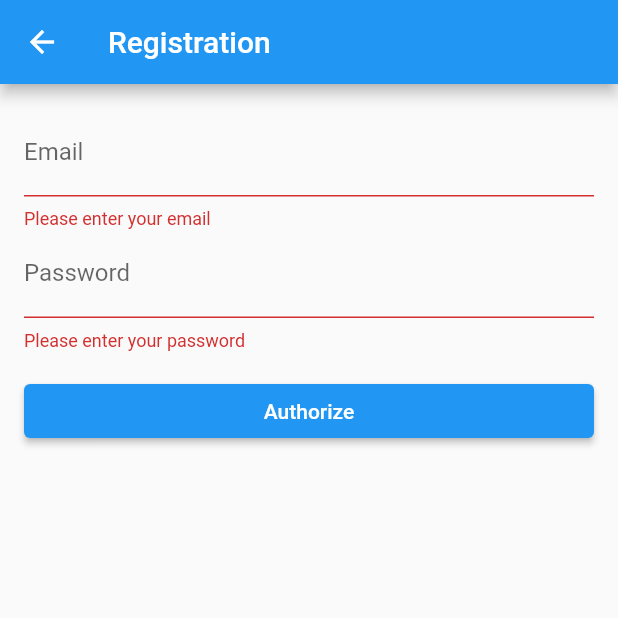
After one commit to kyberpad1a/fireBAZA, a Flutter app: the SignUp screen opened by its route, after a tap on "Authorize", on a phone screen of 412 x 824 dp, the top half of it. The commit adds this screen. Run offline on Flutter 3.47's test engine with Material 2 defaults, Android fonts, the phone set to English and light mode, and no system bars; our stand-ins replace cloud_firestore, firebase_auth, firebase_core, firebase_dynamic_links, google_sign_in; accounts and stored records are empty.

Commit message:
Файрстор

```diff
--- a/lib/main.dart
+++ b/lib/main.dart
@@ -2,6 +2,8 @@
 
 import 'package:firebase_core/firebase_core.dart';
 import 'package:firebase_dynamic_links/firebase_dynamic_links.dart';
+import 'package:firebaza/mainview.dart';
+import 'package:firebaza/registration.dart';
 
 import 'package:flutter/material.dart';
 import 'package:firebase_auth/firebase_auth.dart';
@@ -36,8 +38,8 @@ Future<void> createNewUser() async {
 }
 
 class MyApp extends StatelessWidget {
-  const MyApp({super.key});
-
+  const MyApp({Key? key}) : super(key: key);
+static const routeName = '/signin';
   // This widget is the root of your application.
   @override
   Widget build(BuildContext context) {
@@ -47,6 +49,11 @@ class MyApp extends StatelessWidget {
         primarySwatch: Colors.blue,
       ),
       home: const MyHomePage(title: 'Flutter Demo Home Page'),
+      routes:         {
+      MyApp.routeName: (context) =>  const MyApp(),
+        SignUp.routeName: (context) =>  const SignUp(),
+        mainview.routeName: (context) => mainview(),
+        }
     );
   }
 }
@@ -156,6 +163,7 @@ class _MyHomePageState extends State<MyHomePage> {
                         email: _emailController.text,
                         password: _passwordController.text,
                       );
+                      Navigator.pushNamed(context, mainview.routeName);
                       ScaffoldMessenger.of(context).showSnackBar(SnackBar(
                           content: Text(
                               "Здравствуйте, ${FirebaseAuth.instance.currentUser}")));
@@ -240,7 +248,10 @@ class _MyHomePageState extends State<MyHomePage> {
                           .showSnackBar(SnackBar(content: Text(e.code)));
                     }
                   },
-                  child: Text("Google Sign-in"))
+                  child: Text("Google Sign-in")),
+                  ElevatedButton(onPressed: () async {
+                    Navigator.pushNamed(context, SignUp.routeName);
+                  }, child: Text("Регистрация"))
             ],
           ),
         ),
--- /dev/null
+++ b/lib/registration.dart
@@ -0,0 +1,111 @@
+import 'package:firebaza/main.dart';
+import 'package:flutter/material.dart';
+import 'package:firebase_auth/firebase_auth.dart';
+import 'package:cloud_firestore/cloud_firestore.dart';
+class SignUp extends StatefulWidget {
+  const SignUp({Key? key}) : super(key: key);
+  static const routeName = '/signup';
+
+  @override
+  State<SignUp> createState() => _SignUpState();
+}
+
+class _SignUpState extends State<SignUp> {
+  final _formKey = GlobalKey<FormState>();
+  final _emailController = TextEditingController();
+  final _passwordController = TextEditingController();
+  final FirebaseAuth _auth = FirebaseAuth.instance;
+  final FirebaseFirestore fireStore = FirebaseFirestore.instance;
+
+  @override
+  void dispose() {
+    super.dispose();
+  }
+
+Future<void> createNewUser() async {
+  try {
+    UserCredential userCredential =
+        await FirebaseAuth.instance.createUserWithEmailAndPassword(
+      email: _emailController.text,
+      password: _passwordController.text,
+    );
+
+          await fireStore
+          .collection('user')
+          .doc(userCredential.user!.uid)
+          .set(
+            {'email': _emailController.text},
+          )
+          .then((value) => ScaffoldMessenger.of(context)
+              .showSnackBar(SnackBar(content: Text("User Added"))))
+          .catchError((error) => ScaffoldMessenger.of(context).showSnackBar(
+              SnackBar(content: Text("Failed to add user: $error"))));
+      Navigator.pushNamed(context, MyApp.routeName);
+
+  } on FirebaseAuthException catch (e) {
+    if (e.code == 'weak-password') {
+      print('The password provided is too weak.');
+    } else if (e.code == 'email-already-in-use') {
+      print('The account already exists for that email.');
+    }
+  } catch (e) {
+    print(e);
+  }
+}
+
+   @override
+  Widget build(BuildContext context) {
+    return Scaffold(
+      appBar: AppBar(
+        title: const Text('Registration'),
+      ),
+      body: Container(
+        padding: const EdgeInsets.all(16.0),
+        child: Form(
+          key: _formKey,
+          child: Column(
+            crossAxisAlignment: CrossAxisAlignment.stretch,
+            children: [
+              TextFormField(
+                controller: _emailController,
+                keyboardType: TextInputType.emailAddress,
+                validator: (value) {
+                  if (value!.isEmpty) {
+                    return 'Please enter your email';
+                  }
+                  return null;
+                },
+                decoration: const InputDecoration(
+                  labelText: 'Email',
+                ),
+              ),
+              TextFormField(
+                controller: _passwordController,
+                obscureText: true,
+                validator: (value) {
+                  if (value!.isEmpty) {
+                    return 'Please enter your password';
+                  }
+                  return null;
+                },
+                decoration: const InputDecoration(
+                  labelText: 'Password',
+                ),
+              ),
+              const SizedBox(height: 16.0),
+              ElevatedButton(
+                onPressed: () async {
+                  if (_formKey.currentState!.validate()) {
+                      createNewUser();
+                  }
+                },
+                child: const Text('Authorize'),
+              ),
+            ],
+          ),
+        ),
+      ),
+    );
+  }
+
+}
--- a/pubspec.yaml
+++ b/pubspec.yaml
@@ -41,6 +41,8 @@ dependencies:
   firebase_analytics: ^10.1.4
   google_sign_in: ^6.0.1
   firebase_dynamic_links: ^5.0.15
+  conduit: ^4.1.6
+  cloud_firestore:
 
 dev_dependencies:
   flutter_test:
```
Also changed, not shown: lib/mainview.dart (added, +185 -0 lines), pubspec.lock, 1 other file.
